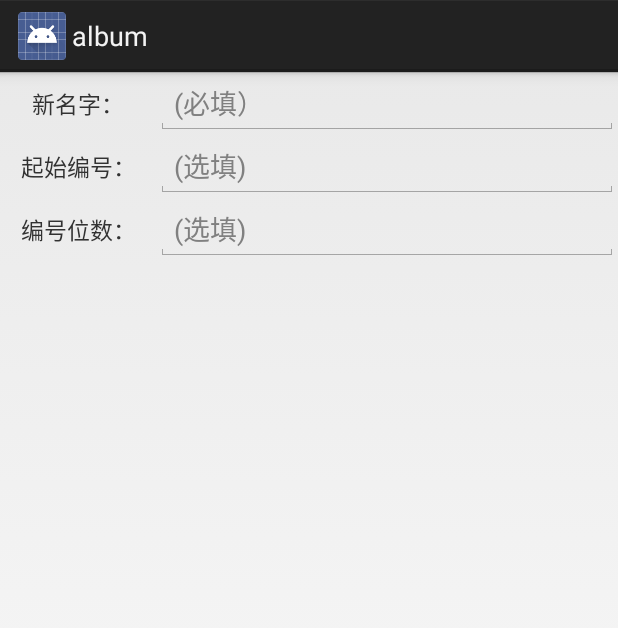
After one commit to dugu97/Album, an Android app: the layout table_dialog_data.xml on its own in the app's theme, with its tools: preview values and no code run, on a phone screen of 412 x 824 dp. The commit adds this screen. Shown: the top 628 px of the screen. Run offline under Robolectric (Android 15) with nearby library versions, the phone set to English and light mode, and no system bars.

Commit message:
图片展示彻底完成，加入了动画元素

```diff
--- a/app/src/main/java/com/example/album/Activity/AdapterViewFlipperActivity.java
+++ b/app/src/main/java/com/example/album/Activity/AdapterViewFlipperActivity.java
@@ -7,6 +7,7 @@ import android.view.GestureDetector;
 import android.view.MotionEvent;
 import android.view.View;
 import android.view.Window;
+import android.view.WindowManager;
 import android.widget.AdapterViewFlipper;
 
 import com.example.album.Adapter.AdapterViewFlipperAdapter;
@@ -56,6 +57,7 @@ public class AdapterViewFlipperActivity extends Activity implements View.OnTouch
     protected void onCreate(Bundle savedInstanceState) {
         super.onCreate(savedInstanceState);
         requestWindowFeature(Window.FEATURE_NO_TITLE);
+        getWindow().setFlags(WindowManager.LayoutParams.FLAG_FULLSCREEN,WindowManager.LayoutParams.FLAG_FULLSCREEN);
         setContentView(R.layout.activity_imageshow);
         adapterViewFlipper = (AdapterViewFlipper) findViewById(R.id.AdapterViewFlipper);
         initAdapterViewFlipperAdapter();
--- a/app/src/main/java/com/example/album/Activity/ListView_MainActivity.java
+++ b/app/src/main/java/com/example/album/Activity/ListView_MainActivity.java
@@ -4,6 +4,7 @@ import android.app.Activity;
 import android.content.Intent;
 import android.os.Bundle;
 import android.view.View;
+import android.view.Window;
 import android.view.animation.AnimationUtils;
 import android.view.animation.LayoutAnimationController;
 import android.widget.AdapterView;
@@ -23,6 +24,7 @@ public class ListView_MainActivity extends Activity implements AdapterView.OnIte
     @Override
     protected void onCreate(Bundle savedInstanceState) {
         super.onCreate(savedInstanceState);
+        requestWindowFeature(Window.FEATURE_NO_TITLE);
         setContentView(R.layout.listview_layout);
         listView = (ListView) findViewById(R.id.list_view);
         initListViewAdapter();
--- a/app/src/main/java/com/example/album/Adapter/AdapterViewFlipperAdapter.java
+++ b/app/src/main/java/com/example/album/Adapter/AdapterViewFlipperAdapter.java
@@ -9,7 +9,6 @@ import android.widget.ImageView;
 import android.widget.Toast;
 
 import com.bumptech.glide.Glide;
-import com.bumptech.glide.load.engine.DiskCacheStrategy;
 import com.example.album.R;
 
 import java.io.File;
@@ -66,7 +65,6 @@ public class AdapterViewFlipperAdapter extends BaseAdapter {
         }
         Glide.with(context)
                 .load((File)getItem(position))
-                .diskCacheStrategy(DiskCacheStrategy.ALL)
                 .centerCrop().animate(R.anim.rotate_out)
                 .into(viewHolder.imageView);
         String s = position + "";
--- a/app/src/main/java/com/example/album/bean/GridViewItem.java
+++ b/app/src/main/java/com/example/album/bean/GridViewItem.java
@@ -9,7 +9,6 @@ import android.widget.ImageView;
 import android.widget.RelativeLayout;
 
 import com.bumptech.glide.Glide;
-import com.bumptech.glide.load.engine.DiskCacheStrategy;
 import com.example.album.R;
 import com.example.album.Util.ImageDataUtil;
 
@@ -72,8 +71,7 @@ public class GridViewItem extends RelativeLayout implements Checkable{
         if (mImageView != null) {
             Glide.with(getContext())
                     .load(imagePath)
-                    .diskCacheStrategy(DiskCacheStrategy.SOURCE)
-                    .centerCrop()
+                    .centerCrop().animate(R.anim.showimage_zoom_in)
                     .into(mImageView);
         }
     }
--- a/app/src/main/res/anim/zoom_in.xml
+++ b/app/src/main/res/anim/zoom_in.xml
@@ -5,8 +5,8 @@
 
     <scale
         android:duration="@android:integer/config_mediumAnimTime"
-        android:fromXScale="0.1"
-        android:fromYScale="0.1"
+        android:fromXScale="0.5"
+        android:fromYScale="0.5"
         android:pivotX="50%"
         android:pivotY="50%"
         android:toXScale="1.0"
@@ -15,7 +15,7 @@
 
     <alpha
 
-        android:fromAlpha="0"
+        android:fromAlpha="1.0"
         android:toAlpha="1.0"
         />
 
--- a/app/src/main/res/anim/zoom_out.xml
+++ b/app/src/main/res/anim/zoom_out.xml
@@ -10,12 +10,12 @@
         android:fromYScale="1.0"
         android:pivotX="50%p"
         android:pivotY="50%p"
-        android:toXScale="0.1"
-        android:toYScale="0.1" />
+        android:toXScale="0.5"
+        android:toYScale="0.5" />
 
     <alpha
         android:duration="@android:integer/config_mediumAnimTime"
         android:fromAlpha="1.0"
-        android:toAlpha="0" />
+        android:toAlpha="0.5" />
 
 </set>
--- /dev/null
+++ b/app/src/main/res/layout/table_dialog_data.xml
@@ -0,0 +1,57 @@
+<?xml version="1.0" encoding="utf-8"?>
+<TableLayout xmlns:android="http://schemas.android.com/apk/res/android"
+    android:layout_width="match_parent"
+    android:layout_height="match_parent">
+
+    <TableRow>
+
+        <TextView
+            android:text="新名字："
+            android:layout_weight="1"
+            android:textSize="15sp"
+            android:gravity="center"
+            />
+
+        <EditText
+            android:id="@+id/NewNameData"
+            android:layout_height="wrap_content"
+            android:maxLines="1"
+            android:layout_weight="8"
+            android:hint="(必填）"/>
+    </TableRow>
+
+    <TableRow>
+
+        <TextView
+            android:text="起始编号："
+            android:layout_weight="1"
+            android:textSize="15sp"
+            android:gravity="center"
+            />
+
+        <EditText
+            android:id="@+id/startNumber"
+            android:layout_height="wrap_content"
+            android:maxLines="1"
+            android:layout_weight="8"
+            android:hint="(选填)"/>
+    </TableRow>
+
+    <TableRow>
+
+        <TextView
+            android:text="编号位数："
+            android:layout_weight="1"
+            android:textSize="15sp"
+            android:gravity="center"
+            />
+
+        <EditText
+            android:id="@+id/numberDigits"
+            android:layout_height="wrap_content"
+            android:maxLines="1"
+            android:layout_weight="8"
+            android:hint="(选填)"/>
+    </TableRow>
+
+</TableLayout>
```
Also changed, not shown: app/src/main/java/com/example/album/Activity/GridViewActivity.java (+21 -1 lines), app/src/main/java/com/example/album/Util/FileIoUtil.java (+71 -4 lines), app/src/main/res/anim/rotate_out.xml (+8 -8 lines).
